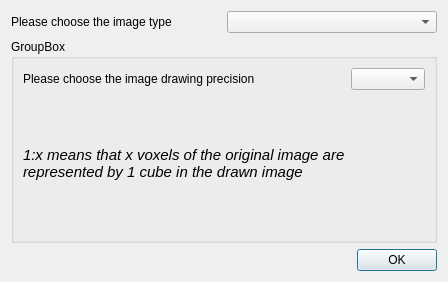
Above: Polyhedron/demo/Polyhedron/Plugins/Mesh_3/Image_res_dialog.ui from CGAL/cgal before the change. Below: the same form after it.
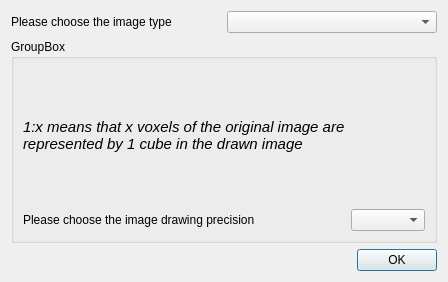
That is the form after the change.

Commit message: Fix the problem that occurs when a group is deleted but others remain

The edit to the form file:
```diff
--- a/Polyhedron/demo/Polyhedron/Plugins/Mesh_3/Image_res_dialog.ui
+++ b/Polyhedron/demo/Polyhedron/Plugins/Mesh_3/Image_res_dialog.ui
@@ -38,7 +38,14 @@
      <layout class="QGridLayout" name="gridLayout_2">
       <item row="0" column="0">
        <layout class="QGridLayout" name="gridLayout_3">
-        <item row="2" column="0">
+        <item row="2" column="1">
+         <widget class="QComboBox" name="precisionList">
+          <property name="editable">
+           <bool>false</bool>
+          </property>
+         </widget>
+        </item>
+        <item row="0" column="0">
          <widget class="QLabel" name="label_2">
           <property name="font">
            <font>
@@ -54,7 +61,7 @@
           </property>
          </widget>
         </item>
-        <item row="1" column="0">
+        <item row="2" column="0">
          <widget class="QLabel" name="label">
           <property name="lineWidth">
            <number>1</number>
@@ -67,13 +74,6 @@
           </property>
          </widget>
         </item>
-        <item row="1" column="1">
-         <widget class="QComboBox" name="precisionList">
-          <property name="editable">
-           <bool>false</bool>
-          </property>
-         </widget>
-        </item>
        </layout>
       </item>
      </layout>
```
Left out of the diff: 4 changed lines with no effect on the pictures. The commit also changes 1 other file.
